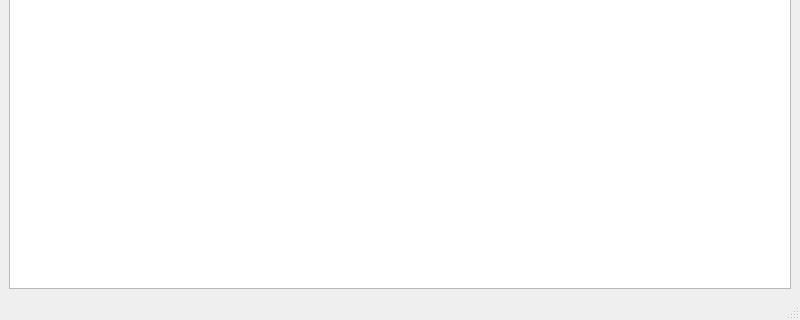
This is orderwindow.ui in iamOgunyinka/TragelPC as Qt 5 draws it before an edit; both pictures show x 0 to 800 and y 280 to 600 of the 800 by 600 pixel window. The edited form follows.
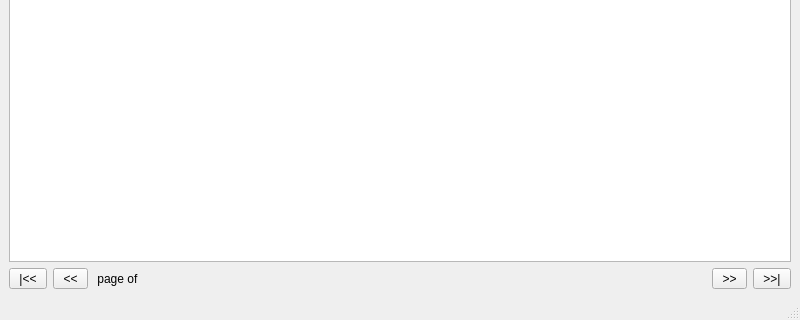
This is the edited form.

Patch:
```diff
--- a/orderwindow.ui
+++ b/orderwindow.ui
@@ -99,6 +99,57 @@
     <item>
      <widget class="QTableView" name="tableView"/>
     </item>
+    <item>
+     <layout class="QHBoxLayout" name="horizontalLayout_4">
+      <item>
+       <layout class="QHBoxLayout" name="horizontalLayout_3">
+        <item>
+         <layout class="QHBoxLayout" name="horizontalLayout_5">
+          <item>
+           <widget class="QToolButton" name="first_page_button">
+            <property name="text">
+             <string> |&lt;&lt; </string>
+            </property>
+           </widget>
+          </item>
+          <item>
+           <widget class="QToolButton" name="prev_button">
+            <property name="text">
+             <string> &lt;&lt; </string>
+            </property>
+           </widget>
+          </item>
+         </layout>
+        </item>
+        <item>
+         <widget class="QLabel" name="page_label">
+          <property name="text">
+           <string> page of</string>
+          </property>
+         </widget>
+        </item>
+        <item>
+         <layout class="QHBoxLayout" name="horizontalLayout_6">
+          <item>
+           <widget class="QToolButton" name="next_button">
+            <property name="text">
+             <string> &gt;&gt; </string>
+            </property>
+           </widget>
+          </item>
+          <item>
+           <widget class="QToolButton" name="last_page_button">
+            <property name="text">
+             <string> &gt;&gt;| </string>
+            </property>
+           </widget>
+          </item>
+         </layout>
+        </item>
+       </layout>
+      </item>
+     </layout>
+    </item>
    </layout>
   </widget>
   <widget class="QMenuBar" name="menubar">
```
